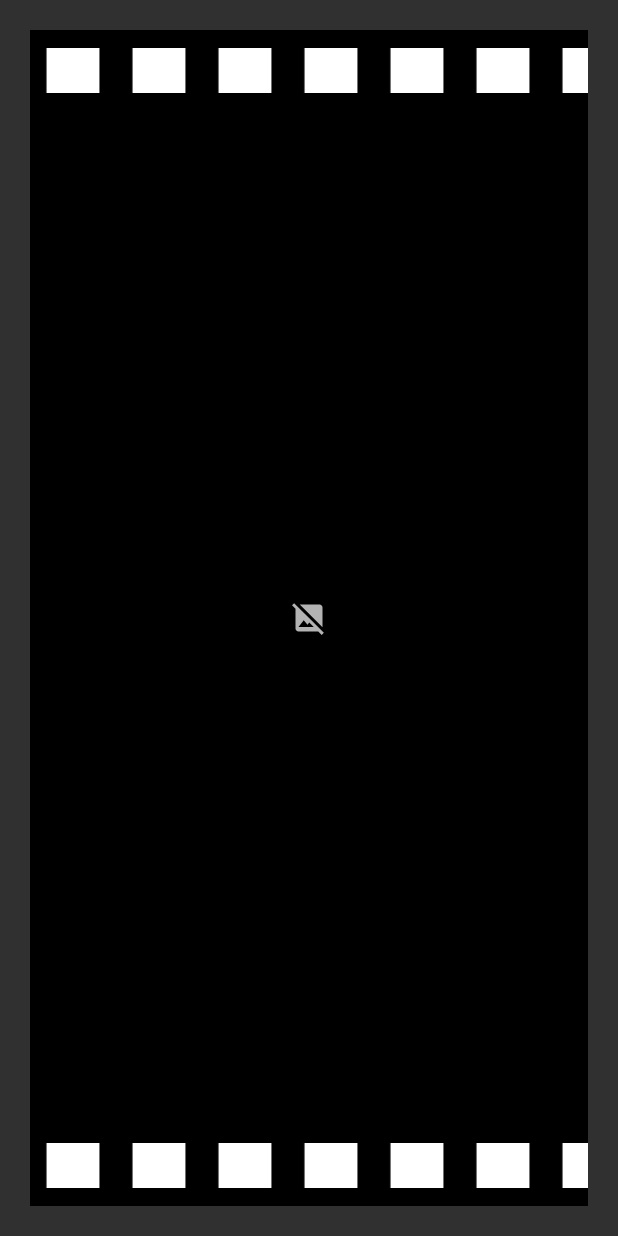
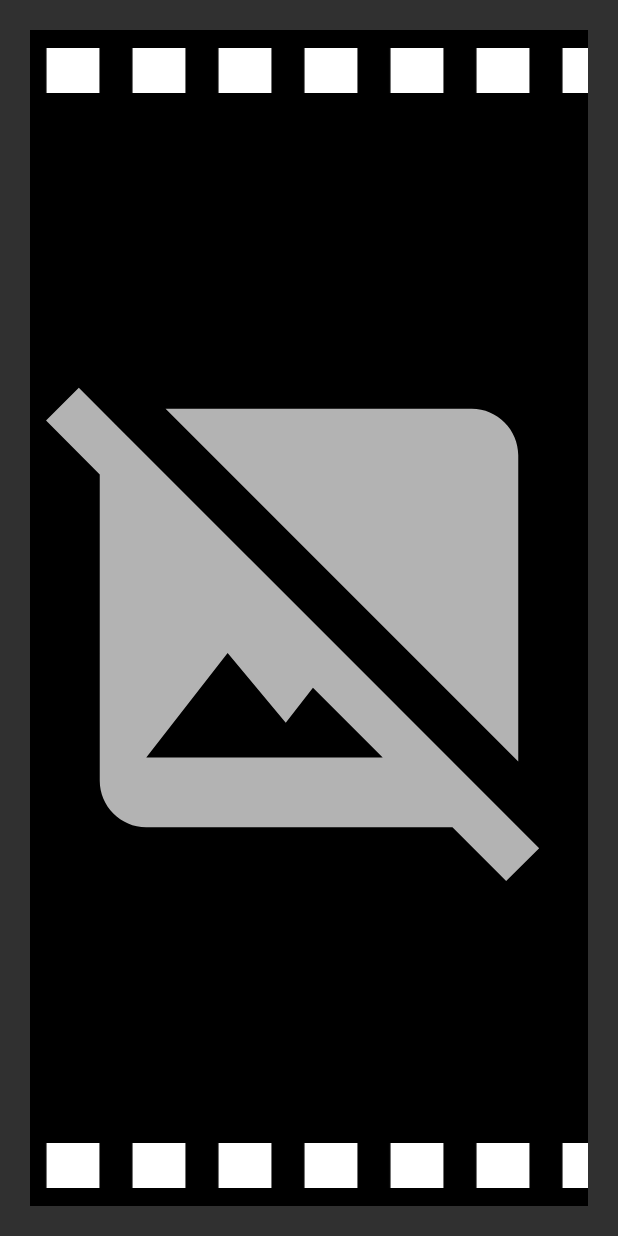
Before and after one commit to natalia-mus/TV_Series, an Android app: the layout single_show_item.xml on its own in the app's theme, with its tools: preview values and no code run, on a phone screen of 412 x 824 dp. Run offline under Robolectric (Android 15) with nearby library versions, the phone set to English and light mode, and no system bars.

Commit message:
Image placeholders

```diff
--- a/app/src/main/java/com/example/tvseries/view/adapters/FavoriteShowAdapter.kt
+++ b/app/src/main/java/com/example/tvseries/view/adapters/FavoriteShowAdapter.kt
@@ -7,6 +7,7 @@ import android.view.ViewGroup
 import android.widget.ImageView
 import android.widget.TextView
 import androidx.constraintlayout.widget.ConstraintLayout
+import androidx.core.content.res.ResourcesCompat
 import androidx.recyclerview.widget.RecyclerView
 import com.bumptech.glide.Glide
 import com.example.tvseries.R
@@ -33,7 +34,10 @@ class FavoriteShowAdapter(
         val item = favoriteShows[position]
 
         holder.name.text = item.name
-        Glide.with(context).load(item.image).into(holder.image)
+        Glide.with(context)
+            .load(item.image)
+            .placeholder(ResourcesCompat.getDrawable(context.resources, R.drawable.ic_image_not_found, null))
+            .into(holder.image)
 
         holder.item.setOnClickListener {
             onItemClickAction.onItemClicked(item.id)
--- a/app/src/main/java/com/example/tvseries/view/adapters/TVShowsAdapter.kt
+++ b/app/src/main/java/com/example/tvseries/view/adapters/TVShowsAdapter.kt
@@ -6,6 +6,7 @@ import android.view.View
 import android.view.ViewGroup
 import android.widget.ImageView
 import androidx.constraintlayout.widget.ConstraintLayout
+import androidx.core.content.res.ResourcesCompat
 import androidx.recyclerview.widget.RecyclerView
 import com.bumptech.glide.Glide
 import com.example.tvseries.R
@@ -29,6 +30,7 @@ class TVShowsAdapter(
     override fun onBindViewHolder(holder: SingleShowAdapterViewHolder, position: Int) {
         Glide.with(holder.itemView)
             .load(seriesList[position].image)
+            .placeholder(ResourcesCompat.getDrawable(context.resources, R.drawable.ic_image_not_found, null))
             .into(holder.showImage)
 
         holder.showItem.setOnClickListener() {
--- a/app/src/main/java/com/example/tvseries/view/details/DetailsFragment.kt
+++ b/app/src/main/java/com/example/tvseries/view/details/DetailsFragment.kt
@@ -5,6 +5,7 @@ import android.view.LayoutInflater
 import android.view.View
 import android.view.ViewGroup
 import android.widget.*
+import androidx.core.content.res.ResourcesCompat
 import androidx.core.widget.NestedScrollView
 import androidx.fragment.app.Fragment
 import androidx.lifecycle.MutableLiveData
@@ -97,7 +98,10 @@ class DetailsFragment(
 
     private fun initData(show: TVShow) {
         this.show = show
-        Glide.with(this).load(show.image).into(image)
+        Glide.with(this)
+            .load(show.image)
+            .placeholder(ResourcesCompat.getDrawable(resources, R.drawable.ic_image_not_found, null))
+            .into(image)
 
         name.text = show.name
         network.text = show.network
--- a/app/src/main/java/com/example/tvseries/view/details/ImageFragment.kt
+++ b/app/src/main/java/com/example/tvseries/view/details/ImageFragment.kt
@@ -5,6 +5,7 @@ import android.view.LayoutInflater
 import android.view.View
 import android.view.ViewGroup
 import android.widget.ImageView
+import androidx.core.content.res.ResourcesCompat
 import androidx.fragment.app.Fragment
 import com.bumptech.glide.Glide
 import com.example.tvseries.R
@@ -32,6 +33,7 @@ class ImageFragment(private val imageSource: String?) : Fragment() {
     private fun initData() {
         Glide.with(this)
             .load(imageSource)
+            .placeholder(ResourcesCompat.getDrawable(resources, R.drawable.ic_image_not_found, null))
             .into(image)
     }
 }
--- a/app/src/main/res/layout/fragment_image.xml
+++ b/app/src/main/res/layout/fragment_image.xml
@@ -7,8 +7,8 @@
 
     <ImageView
         android:id="@+id/image"
-        android:layout_width="wrap_content"
-        android:layout_height="wrap_content"
+        android:layout_width="match_parent"
+        android:layout_height="match_parent"
         android:src="@drawable/ic_image_not_found"
         app:layout_constraintBottom_toBottomOf="parent"
         app:layout_constraintEnd_toEndOf="parent"
--- a/app/src/main/res/layout/single_show_item.xml
+++ b/app/src/main/res/layout/single_show_item.xml
@@ -19,8 +19,8 @@
 
     <ImageView
         android:id="@+id/showItem_image"
-        android:layout_width="wrap_content"
-        android:layout_height="wrap_content"
+        android:layout_width="match_parent"
+        android:layout_height="match_parent"
         android:paddingVertical="54dp"
         android:src="@drawable/ic_image_not_found"
         app:layout_constraintBottom_toTopOf="@id/showItem_lowerVideotape"
```
